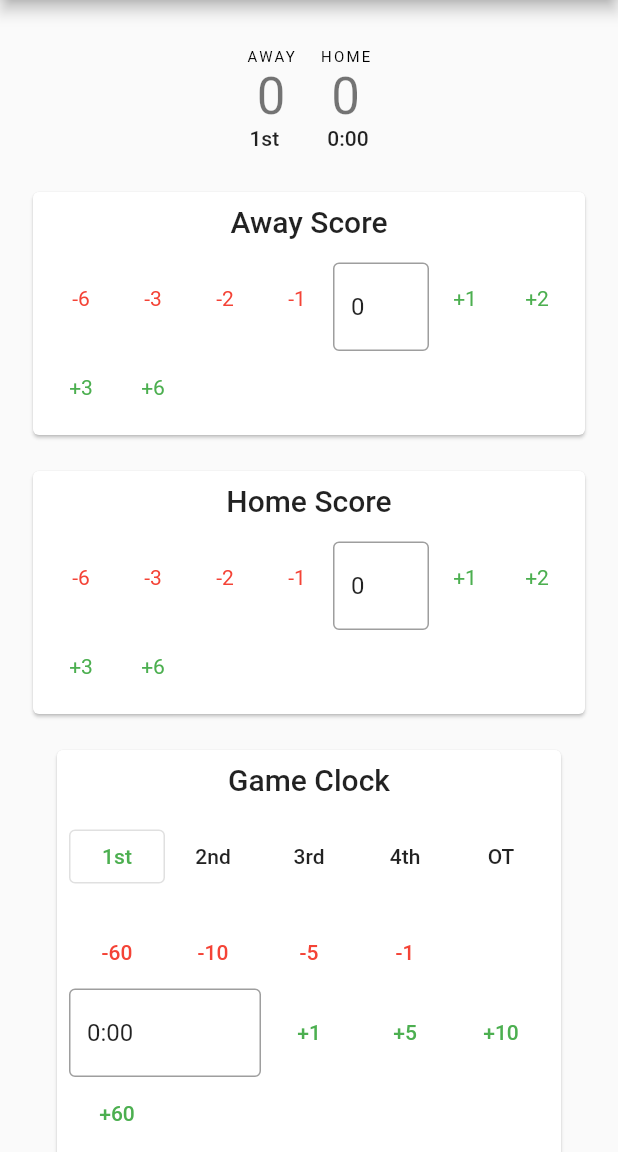
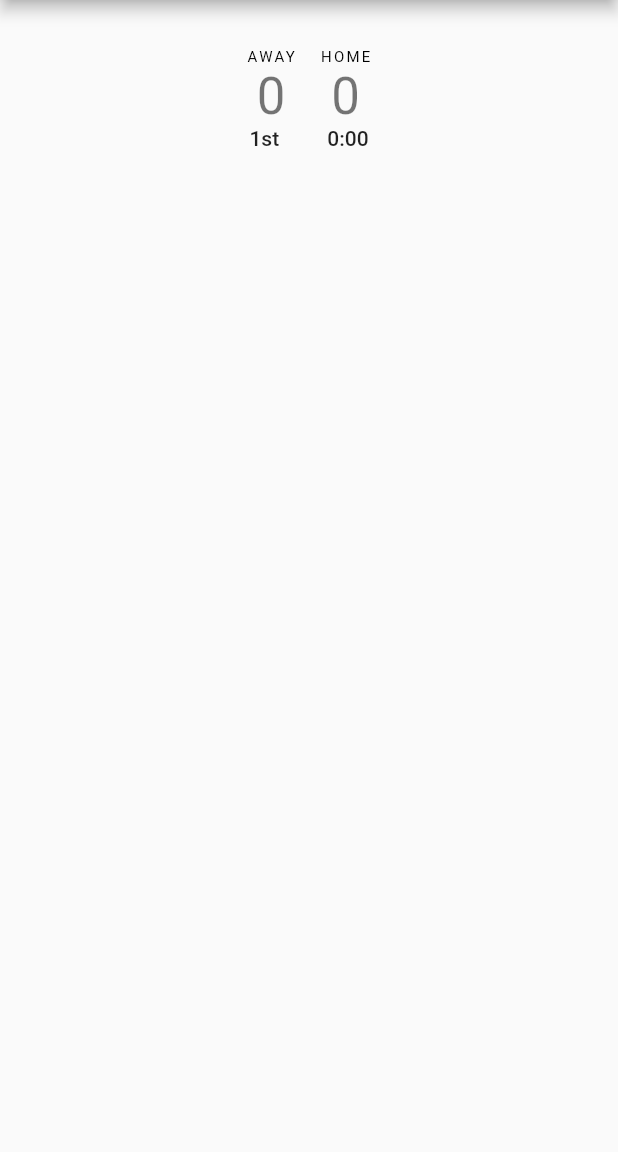
Before and after one commit to bleonard252/obs-scorer-client, a Flutter app: the HomeView screen opened directly, on a phone screen of 412 x 824 dp, the part 84-1236 px from its top. Run offline on Flutter 3.47's test engine with Material 2 defaults, Android fonts, the phone set to English and light mode, and no system bars; our stand-ins replace flutter_riverpod, flutter_settings_screens, freezed_annotation, hive, loggy; missing offline and left inert: obs_websocket, pinelogger, pinelogger_flutter; accounts and stored records are empty.

Commit message:
Disable/hide stuff that can't be set
Signed-off-by: Blake <blake@1024256.xyz>

```diff
--- a/lib/views/home.dart
+++ b/lib/views/home.dart
@@ -104,6 +104,7 @@ class HomeView extends ConsumerWidget {
   @override
   Widget build(BuildContext context, WidgetRef ref) {
     final gameState = ref.watch(gameStateProvider);
+    final box = ref.watch(settingsProvider);
 
     return Scaffold(
       appBar: AppBar(
@@ -152,18 +153,60 @@ class HomeView extends ConsumerWidget {
               return Container();
             })),
             const Center(child: Padding(padding: EdgeInsets.all(16.0), child: GameStateSummaryWidget())),
-            Wrap(
+            if (box.source.awayScore?.isEmpty == false || box.source.homeScore?.isEmpty == false) Wrap(
               children: [
-                ScoreEditorCard(
+                if (box.source.awayScore?.isEmpty == false) ScoreEditorCard(
                   title: "Away Score",
                   score: gameState.awayScore,
                   setting: SourceSetting.awayScore,
+                )
+                else GestureDetector(
+                  onTap: () {
+                    showDialog(context: context, builder: (context) {
+                      return AlertDialog(
+                        title: const Text("Source not set"),
+                        content: const Text("\"Away score\" is not set. Set it by going to Settings, then Away team."),
+                        actions: [
+                          TextButton(
+                            onPressed: () => Navigator.pop(context),
+                            child: const Text("OK"),
+                          ),
+                        ],
+                      );
+                    });
+                  },
+                  child: const ScoreEditorCard(
+                    title: "Away Score",
+                    setting: "",
+                    disabled: true
+                  ),
                 ),
-                ScoreEditorCard(
+                if (box.source.homeScore?.isEmpty == false) ScoreEditorCard(
                   title: "Home Score",
                   score: gameState.homeScore,
                   setting: SourceSetting.homeScore,
-                ),
+                )
+                else GestureDetector(
+                  onTap: () {
+                    showDialog(context: context, builder: (context) {
+                      return AlertDialog(
+                        title: const Text("Source not set"),
+                        content: const Text("\"Home score\" is not set. Set it by going to Settings, then Home team."),
+                        actions: [
+                          TextButton(
+                            onPressed: () => Navigator.pop(context),
+                            child: const Text("OK"),
+                          ),
+                        ],
+                      );
+                    });
+                  },
+                  child: const ScoreEditorCard(
+                    title: "Home Score",
+                    setting: "",
+                    disabled: true
+                  ),
+                )
               ],
             ),
             // Wrap(
@@ -180,8 +223,8 @@ class HomeView extends ConsumerWidget {
             //     ),
             //   ],
             // ),
-            const ClockEditorCard(),
-            const DownsAndDistanceEditorCard(),
+            if (box.source.clock != null || box.source.quarter != null) const ClockEditorCard(),
+            if (box.source.downs != null) const DownsAndDistanceEditorCard(),
           ],
         ),
       ),
--- a/lib/views/widgets/clock.dart
+++ b/lib/views/widgets/clock.dart
@@ -60,6 +60,7 @@ class _ClockEditorCardState extends ConsumerState<ClockEditorCard> {
       foregroundColor: Theme.of(context).colorScheme.primary,
     );
     final _state = ref.watch(gameStateProvider);
+    final box = ref.watch(settingsProvider);
     clock = _state.clock;
     quarter = _state.quarter;
     return Padding(
@@ -76,6 +77,7 @@ class _ClockEditorCardState extends ConsumerState<ClockEditorCard> {
               //   value: timer.isActive ? widget.clock.toSeconds() / 60 : 0,
               //   valueColor: const AlwaysStoppedAnimation<Color>(Colors.blue),
               // ),
+              if (box.source.quarter != null) ...[
                 Wrap(
                   //alignment: WrapAlignment.center,
                   children: [
@@ -92,6 +94,8 @@ class _ClockEditorCardState extends ConsumerState<ClockEditorCard> {
                   ],
                 ),
                 const SizedBox(height: 16),
+              ],
+              if (box.source.clock != null) ...[
                 Wrap(
                   crossAxisAlignment: WrapCrossAlignment.center,
                   children: [
@@ -153,6 +157,7 @@ class _ClockEditorCardState extends ConsumerState<ClockEditorCard> {
                 if (timer.isActive) IconButton(onPressed: () => stop(), icon: const Icon(Icons.pause, color: Colors.red))
                 else IconButton(onPressed: () => start(), icon: const Icon(Icons.play_arrow, color: Colors.green)),
               ],
+            ],
           ),
         )
       )
--- a/lib/views/widgets/scores.dart
+++ b/lib/views/widgets/scores.dart
@@ -7,7 +7,8 @@ class ScoreEditorCard extends ConsumerWidget {
   final int score;
   final String title;
   final String setting;
-  const ScoreEditorCard({Key? key, this.score = 0, this.title = "Score", required this.setting}) : super(key: key);
+  final bool disabled;
+  const ScoreEditorCard({Key? key, this.score = 0, this.title = "Score", required this.setting, this.disabled = false}) : super(key: key);
 
   @override
   Widget build(BuildContext context, WidgetRef ref) {
@@ -22,10 +23,10 @@ class ScoreEditorCard extends ConsumerWidget {
               Text(title, style: Theme.of(context).textTheme.headline6),
               const SizedBox(height: 16),
               Wrap(children: [
-                IconButton(onPressed: () => modScore(ref, -6), icon: const Text("-6", style: TextStyle(color: Colors.red))),
-                IconButton(onPressed: () => modScore(ref, -3), icon: const Text("-3", style: TextStyle(color: Colors.red))),
-                IconButton(onPressed: () => modScore(ref, -2), icon: const Text("-2", style: TextStyle(color: Colors.red))),
-                IconButton(onPressed: () => modScore(ref, -1), icon: const Text("-1", style: TextStyle(color: Colors.red))),
+                IconButton(onPressed: disabled ? null : () => modScore(ref, -6), icon: const Text("-6", style: TextStyle(color: Colors.red))),
+                IconButton(onPressed: disabled ? null : () => modScore(ref, -3), icon: const Text("-3", style: TextStyle(color: Colors.red))),
+                IconButton(onPressed: disabled ? null : () => modScore(ref, -2), icon: const Text("-2", style: TextStyle(color: Colors.red))),
+                IconButton(onPressed: disabled ? null : () => modScore(ref, -1), icon: const Text("-1", style: TextStyle(color: Colors.red))),
                 SizedBox(
                   width: 64,
                   child: TextField(
@@ -33,22 +34,23 @@ class ScoreEditorCard extends ConsumerWidget {
                       border: OutlineInputBorder(),
                       counterText: ""
                     ),
+                    enabled: !disabled,
                     maxLength: 3,
                     keyboardType: TextInputType.number,
                     // onChanged: (value) {
                     //   ref.state = ref.state.copyWith(awayScore: int.tryParse(value));
                     // },
-                    onSubmitted: (value) {
+                    onSubmitted: disabled ? null : (value) {
                       if (int.tryParse(value) == null) return;
                       setScore(ref, int.parse(value));
                     },
-                    controller: TextEditingController(text: score.toString()),
+                    controller: TextEditingController(text: disabled ? "" : score.toString()),
                   ),
                 ),
-                IconButton(onPressed: () => modScore(ref, 1), icon: const Text("+1", style: TextStyle(color: Colors.green))),
-                IconButton(onPressed: () => modScore(ref, 2), icon: const Text("+2", style: TextStyle(color: Colors.green))),
-                IconButton(onPressed: () => modScore(ref, 3), icon: const Text("+3", style: TextStyle(color: Colors.green))),
-                IconButton(onPressed: () => modScore(ref, 6), icon: const Text("+6", style: TextStyle(color: Colors.green))),
+                IconButton(onPressed: disabled ? null : () => modScore(ref, 1), icon: const Text("+1", style: TextStyle(color: Colors.green))),
+                IconButton(onPressed: disabled ? null : () => modScore(ref, 2), icon: const Text("+2", style: TextStyle(color: Colors.green))),
+                IconButton(onPressed: disabled ? null : () => modScore(ref, 3), icon: const Text("+3", style: TextStyle(color: Colors.green))),
+                IconButton(onPressed: disabled ? null : () => modScore(ref, 6), icon: const Text("+6", style: TextStyle(color: Colors.green))),
               ]),
             ],
           ),
@@ -57,8 +59,12 @@ class ScoreEditorCard extends ConsumerWidget {
     );
   }
 
-  Future<void> modScore(WidgetRef ref, int amount) => setScore(ref, score + amount);
+  Future<void> modScore(WidgetRef ref, int amount) {
+    assert(!disabled);
+    return setScore(ref, score + amount);
+  }
   Future<void> setScore(WidgetRef ref, int value) async {
+    assert(!disabled);
     final source = ref.read(settingsProvider).get(setting);
     if (source == null) {
       return;
```
Lines whose indentation alone changed are shown as unchanged.
